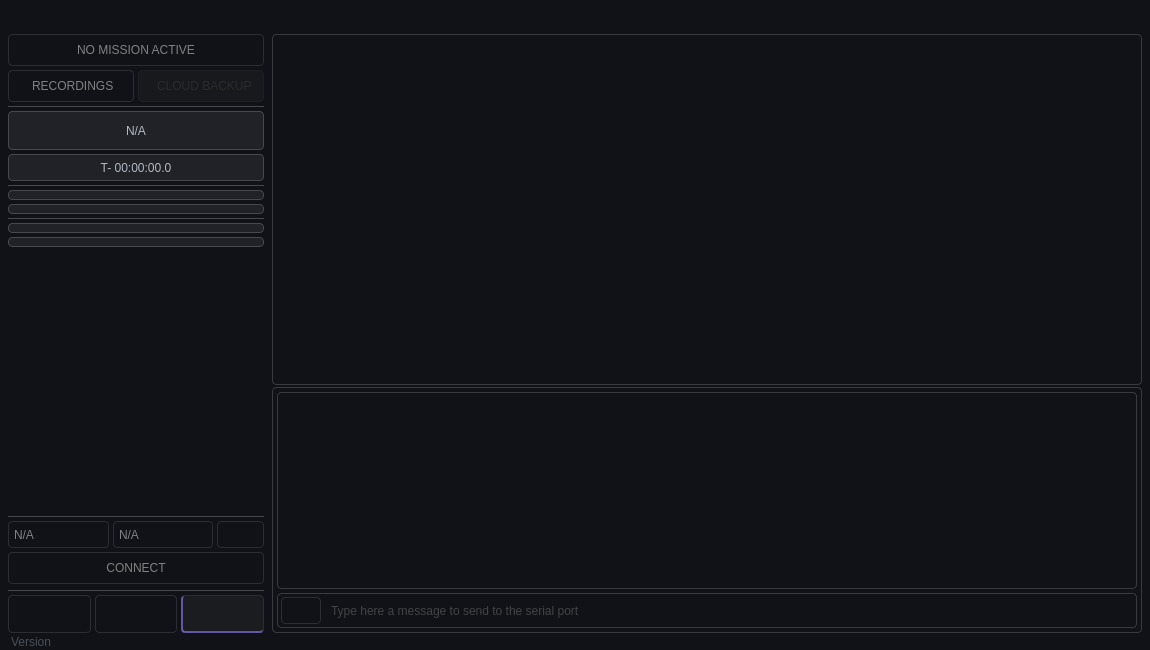
Before: the Qt Designer form src/ui/desing_files/mainWindow.ui in lowg0d/cosmos-ground-station, drawn with Qt 5.
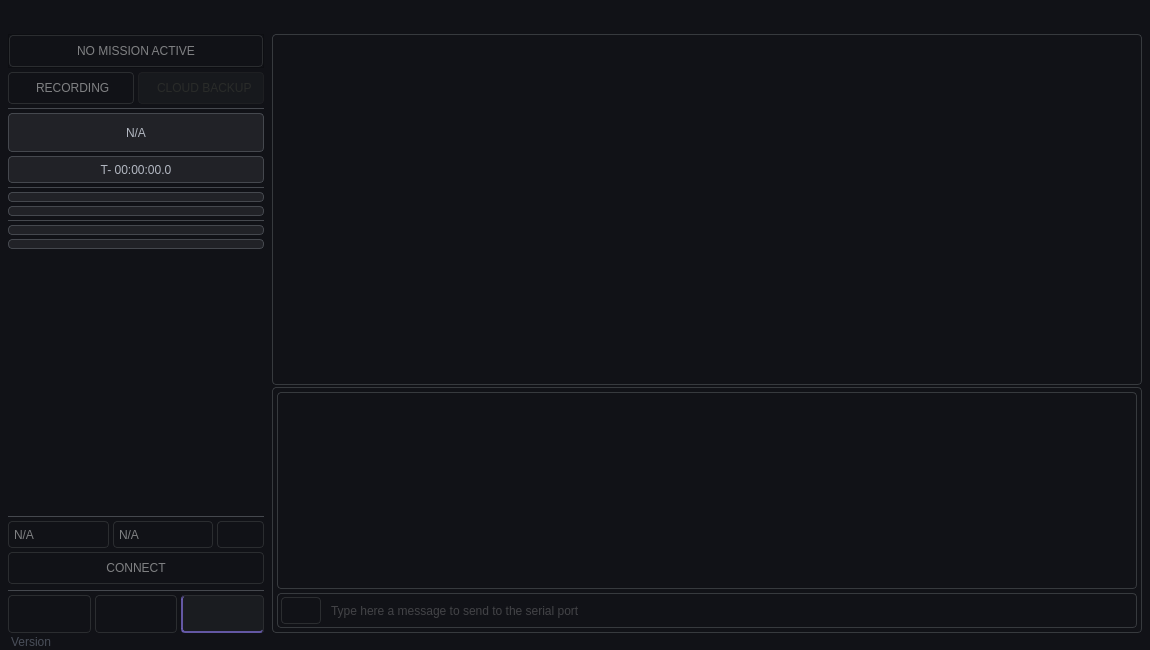
After: the same form once the commit is applied. Icons and pictures are not drawn.

```diff
--- a/src/ui/desing_files/mainWindow.ui
+++ b/src/ui/desing_files/mainWindow.ui
@@ -872,6 +872,30 @@
                   <number>0</number>
                  </property>
                  <item>
+                  <widget class="QFrame" name="frame">
+                   <property name="frameShape">
+                    <enum>QFrame::StyledPanel</enum>
+                   </property>
+                   <property name="frameShadow">
+                    <enum>QFrame::Raised</enum>
+                   </property>
+                   <layout class="QHBoxLayout" name="horizontalLayout_7">
+                    <property name="spacing">
+                     <number>4</number>
+                    </property>
+                    <property name="leftMargin">
+                     <number>0</number>
+                    </property>
+                    <property name="topMargin">
+                     <number>0</number>
+                    </property>
+                    <property name="rightMargin">
+                     <number>0</number>
+                    </property>
+                    <property name="bottomMargin">
+                     <number>0</number>
+                    </property>
+                    <item>
                   <widget class="QPushButton" name="btn_missionDisplay">
                    <property name="minimumSize">
                     <size>
@@ -893,6 +917,9 @@
                    </property>
                   </widget>
                  </item>
+                   </layout>
+                  </widget>
+                 </item>
                  <item>
                   <widget class="QFrame" name="frame_recordingButtons">
                    <property name="frameShape">
@@ -935,7 +962,7 @@
                        <cursorShape>PointingHandCursor</cursorShape>
                       </property>
                       <property name="text">
-                       <string> RECORDINGS</string>
+                       <string> RECORDING</string>
                       </property>
                       <property name="icon">
                        <iconset resource="../resources/src.qrc">
@@ -1236,7 +1263,7 @@
                    <x>0</x>
                    <y>0</y>
                    <width>256</width>
-                   <height>285</height>
+                   <height>283</height>
                   </rect>
                  </property>
                  <layout class="QVBoxLayout" name="verticalLayout_7">
```
Left out of the diff: 10 changed lines with no effect on the pictures. Lines whose indentation alone changed are shown as unchanged.
